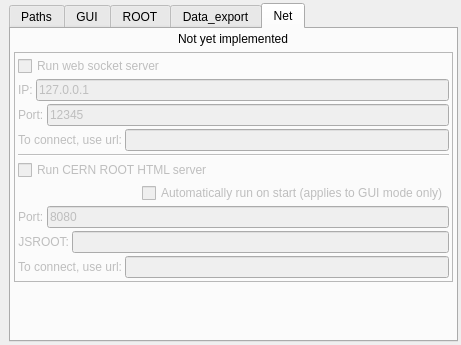
The window that ants3bundle/src/ants3/gui/aglobsetwindow.ui (andrmor/ANTS3bundle) describes before a commit, drawn with Qt 5.
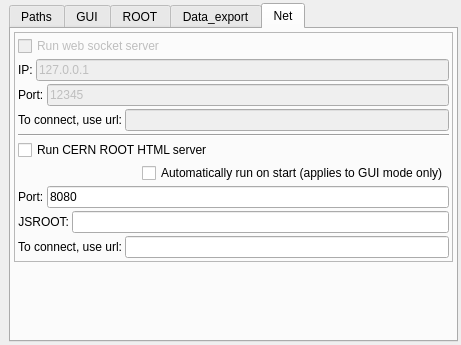
The same window after the commit. The open tabs and pages were chosen to show the change.

```diff
--- a/ants3bundle/src/ants3/gui/aglobsetwindow.ui
+++ b/ants3bundle/src/ants3/gui/aglobsetwindow.ui
@@ -667,17 +667,10 @@
         <property name="bottomMargin">
          <number>3</number>
         </property>
-        <item alignment="Qt::AlignHCenter">
-         <widget class="QLabel" name="label_10">
-          <property name="text">
-           <string>Not yet implemented</string>
-          </property>
-         </widget>
-        </item>
         <item>
          <widget class="QFrame" name="frServers">
           <property name="enabled">
-           <bool>false</bool>
+           <bool>true</bool>
           </property>
           <property name="frameShape">
            <enum>QFrame::StyledPanel</enum>
@@ -703,6 +696,9 @@
            </property>
            <item>
             <widget class="QCheckBox" name="cbRunWebSocketServer">
+             <property name="enabled">
+              <bool>false</bool>
+             </property>
              <property name="text">
               <string>Run web socket server</string>
              </property>
@@ -719,6 +715,9 @@
              </item>
              <item>
               <widget class="QLineEdit" name="leWebSocketIP">
+               <property name="enabled">
+                <bool>false</bool>
+               </property>
                <property name="text">
                 <string>127.0.0.1</string>
                </property>
@@ -737,6 +736,9 @@
              </item>
              <item>
               <widget class="QLineEdit" name="leWebSocketPort">
+               <property name="enabled">
+                <bool>false</bool>
+               </property>
                <property name="text">
                 <string>12345</string>
                </property>
@@ -758,6 +760,9 @@
              </item>
              <item>
               <widget class="QLineEdit" name="leWebSocketURL">
+               <property name="enabled">
+                <bool>false</bool>
+               </property>
                <property name="readOnly">
                 <bool>true</bool>
                </property>
```
Left out of the diff: 1 changed line with no effect on the pictures.
